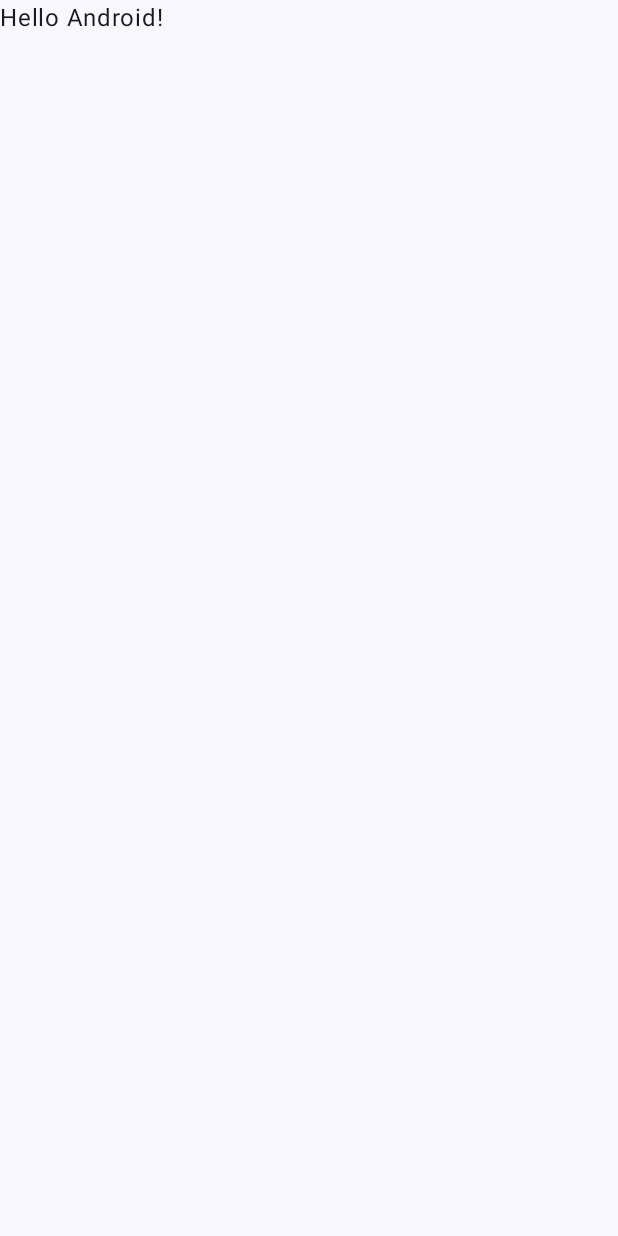
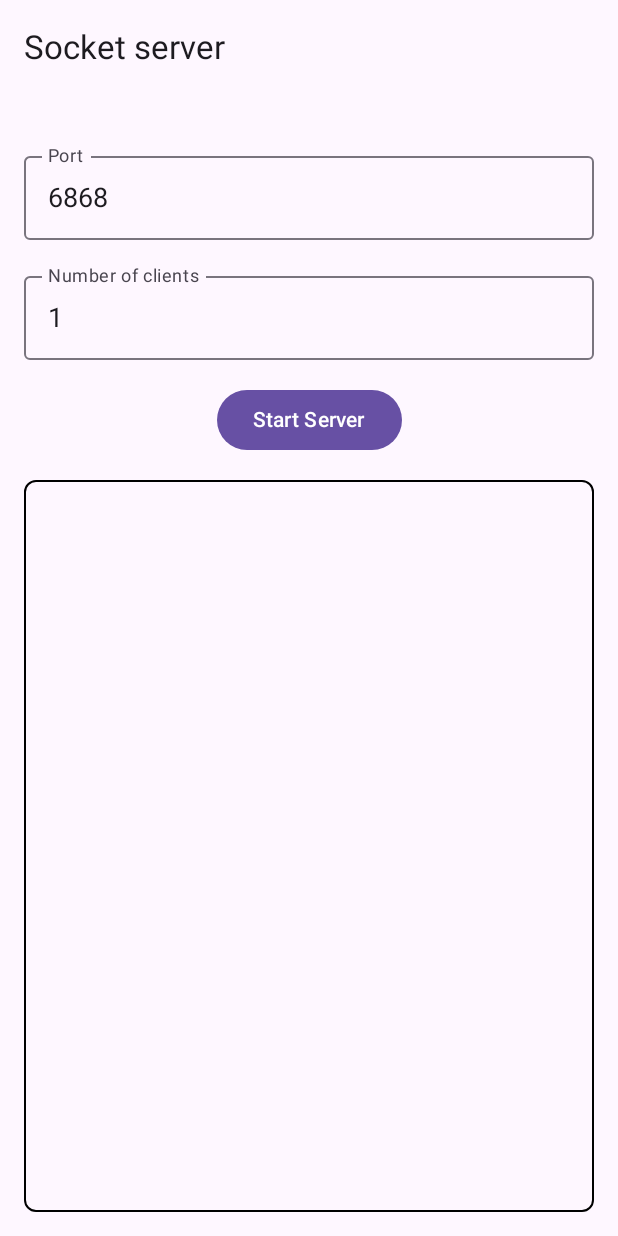
Before and after one commit to ngocphule060719/server-socket-app, an Android app built with Jetpack Compose: the screen it shows after launch (MainActivity), on a phone screen of 412 x 824 dp. Before the commit the screen is almost empty. Run offline under Robolectric (Android 15) with nearby library versions, the phone set to English and light mode, and no system bars; our stand-ins replace livedata-compose.

Commit message:
Implement and handle client message with BufferedReader

```diff
--- a/app/build.gradle.kts
+++ b/app/build.gradle.kts
@@ -6,7 +6,7 @@ plugins {
 
 android {
     namespace = "com.example.serversocketapp"
-    compileSdk = 34
+    compileSdk = 35
 
     defaultConfig {
         applicationId = "com.example.serversocketapp"
@@ -49,6 +49,7 @@ dependencies {
     implementation(libs.androidx.ui.graphics)
     implementation(libs.androidx.ui.tooling.preview)
     implementation(libs.androidx.material3)
+    implementation(libs.androidx.runtime.livedata)
     testImplementation(libs.junit)
     androidTestImplementation(libs.androidx.junit)
     androidTestImplementation(libs.androidx.espresso.core)
--- a/app/src/main/AndroidManifest.xml
+++ b/app/src/main/AndroidManifest.xml
@@ -1,6 +1,9 @@
 <?xml version="1.0" encoding="utf-8"?>
 <manifest xmlns:android="http://schemas.android.com/apk/res/android"
     xmlns:tools="http://schemas.android.com/tools">
+
+    <uses-permission android:name="android.permission.INTERNET"/>
+    <uses-permission android:name="android.permission.ACCESS_NETWORK_STATE"/>
 
     <application
         android:allowBackup="true"
--- a/app/src/main/java/com/example/serversocketapp/MainActivity.kt
+++ b/app/src/main/java/com/example/serversocketapp/MainActivity.kt
@@ -3,45 +3,138 @@ package com.example.serversocketapp
 import android.os.Bundle
 import androidx.activity.ComponentActivity
 import androidx.activity.compose.setContent
-import androidx.activity.enableEdgeToEdge
+import androidx.activity.viewModels
+import androidx.compose.foundation.border
+import androidx.compose.foundation.layout.Box
+import androidx.compose.foundation.layout.Column
+import androidx.compose.foundation.layout.Spacer
 import androidx.compose.foundation.layout.fillMaxSize
+import androidx.compose.foundation.layout.fillMaxWidth
 import androidx.compose.foundation.layout.padding
+import androidx.compose.foundation.lazy.LazyColumn
+import androidx.compose.foundation.lazy.items
+import androidx.compose.foundation.lazy.rememberLazyListState
+import androidx.compose.foundation.shape.RoundedCornerShape
+import androidx.compose.foundation.text.KeyboardOptions
+import androidx.compose.material3.Button
+import androidx.compose.material3.ExperimentalMaterial3Api
+import androidx.compose.material3.OutlinedTextField
 import androidx.compose.material3.Scaffold
 import androidx.compose.material3.Text
+import androidx.compose.material3.TopAppBar
 import androidx.compose.runtime.Composable
+import androidx.compose.runtime.LaunchedEffect
+import androidx.compose.runtime.getValue
+import androidx.compose.runtime.livedata.observeAsState
+import androidx.compose.runtime.mutableIntStateOf
+import androidx.compose.runtime.remember
+import androidx.compose.runtime.setValue
+import androidx.compose.ui.Alignment
 import androidx.compose.ui.Modifier
-import androidx.compose.ui.tooling.preview.Preview
-import com.example.serversocketapp.ui.theme.ServerSocketAppTheme
+import androidx.compose.ui.graphics.Color
+import androidx.compose.ui.text.TextStyle
+import androidx.compose.ui.text.input.KeyboardType
+import androidx.compose.ui.unit.dp
+import androidx.compose.ui.unit.sp
 
 class MainActivity : ComponentActivity() {
+    private val viewModel: ServerViewModel by viewModels()
+
     override fun onCreate(savedInstanceState: Bundle?) {
         super.onCreate(savedInstanceState)
-        enableEdgeToEdge()
         setContent {
-            ServerSocketAppTheme {
-                Scaffold(modifier = Modifier.fillMaxSize()) { innerPadding ->
-                    Greeting(
-                        name = "Android",
-                        modifier = Modifier.padding(innerPadding)
-                    )
+            ServerScreen(viewModel)
+        }
+    }
+}
+
+@OptIn(ExperimentalMaterial3Api::class)
+@Composable
+fun ServerScreen(
+    viewModel: ServerViewModel
+) {
+    val isServerRunning by viewModel.isServerRunning.observeAsState(false)
+    val messages by viewModel.messages.observeAsState(emptyList())
+
+    var portInput by remember { mutableIntStateOf(6868) }
+    var numOfClients by remember { mutableIntStateOf(1) }
+
+    val listState = rememberLazyListState()
+
+    LaunchedEffect(messages.size) {
+        if (messages.isNotEmpty()) {
+            listState.animateScrollToItem(messages.size - 1)
+        }
+    }
+
+    Scaffold(
+        topBar = {
+            TopAppBar(
+                title = { Text("Socket server") },
+            )
+        }
+    ) { paddingValues ->
+        Column(
+            modifier = Modifier
+                .fillMaxSize()
+                .padding(paddingValues)
+                .padding(16.dp),
+            horizontalAlignment = Alignment.CenterHorizontally
+        ) {
+            OutlinedTextField(
+                value = portInput.toString(),
+                onValueChange = { portInput = it.toIntOrNull() ?: portInput },
+                label = { Text("Port") },
+                textStyle = TextStyle(fontSize = 18.sp),
+                keyboardOptions = KeyboardOptions.Default.copy(keyboardType = KeyboardType.Number),
+                modifier = Modifier
+                    .fillMaxWidth()
+                    .padding(top = 16.dp)
+            )
+
+            OutlinedTextField(
+                value = numOfClients.toString(),
+                onValueChange = { numOfClients = it.toIntOrNull() ?: numOfClients },
+                label = { Text("Number of clients") },
+                textStyle = TextStyle(fontSize = 18.sp),
+                keyboardOptions = KeyboardOptions.Default.copy(keyboardType = KeyboardType.Number),
+                modifier = Modifier
+                    .fillMaxWidth()
+                    .padding(top = 16.dp)
+            )
+
+            Button(
+                onClick = {
+                    if (isServerRunning) {
+                        viewModel.stopServer()
+                    } else {
+                        viewModel.startServer(
+                            portInput,
+                            numOfClients,
+                            BufferedReaderClientHandler()
+                        )
+                    }
+                },
+                modifier = Modifier.padding(top = 16.dp)
+            ) {
+                Text(if (isServerRunning) "Stop Server" else "Start Server")
+            }
+
+            Spacer(modifier = Modifier.padding(top = 16.dp))
+
+            Box(
+                modifier = Modifier
+                    .fillMaxWidth()
+                    .weight(1f)
+                    .border(1.dp, color = Color.Black, shape = RoundedCornerShape(8.dp))
+                    .padding(all = 8.dp)
+            ) {
+                LazyColumn (state = listState) {
+                    items(messages) { message ->
+                        Text(message, modifier = Modifier.padding(4.dp))
+                    }
                 }
             }
         }
     }
 }
-
-@Composable
-fun Greeting(name: String, modifier: Modifier = Modifier) {
-    Text(
-        text = "Hello $name!",
-        modifier = modifier
-    )
-}
-
-@Preview(showBackground = true)
-@Composable
-fun GreetingPreview() {
-    ServerSocketAppTheme {
-        Greeting("Android")
-    }
-}
--- a/gradle/libs.versions.toml
+++ b/gradle/libs.versions.toml
@@ -8,6 +8,7 @@ espressoCore = "3.6.1"
 lifecycleRuntimeKtx = "2.8.7"
 activityCompose = "1.10.1"
 composeBom = "2024.04.01"
+runtimeLivedata = "1.7.8"
 
 [libraries]
 androidx-core-ktx = { group = "androidx.core", name = "core-ktx", version.ref = "coreKtx" }
@@ -24,6 +25,7 @@ androidx-ui-tooling-preview = { group = "androidx.compose.ui", name = "ui-toolin
 androidx-ui-test-manifest = { group = "androidx.compose.ui", name = "ui-test-manifest" }
 androidx-ui-test-junit4 = { group = "androidx.compose.ui", name = "ui-test-junit4" }
 androidx-material3 = { group = "androidx.compose.material3", name = "material3" }
+androidx-runtime-livedata = { group = "androidx.compose.runtime", name = "runtime-livedata", version.ref = "runtimeLivedata" }
 
 [plugins]
 android-application = { id = "com.android.application", version.ref = "agp" }
```
Also changed, not shown: app/src/main/java/com/example/serversocketapp/BufferedReaderClientHandler.kt (added, +26 -0 lines), app/src/main/java/com/example/serversocketapp/ClientHandler.kt (added, +11 -0 lines), app/src/main/java/com/example/serversocketapp/ServerViewModel.kt (added, +58 -0 lines).
